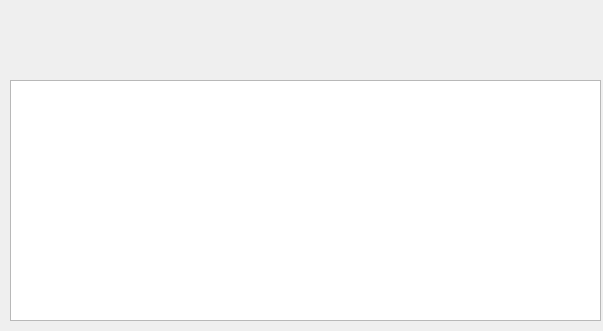
savage-lof/espresso, file main.ui: the form before one commit.
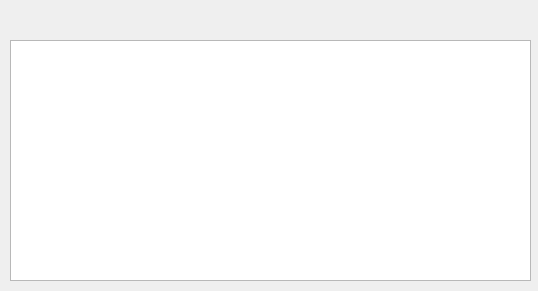
The form after the commit.

Commit message: now definitely the final

Patch:
```diff
--- a/main.ui
+++ b/main.ui
@@ -6,8 +6,8 @@
    <rect>
     <x>0</x>
     <y>0</y>
-    <width>603</width>
-    <height>331</height>
+    <width>538</width>
+    <height>291</height>
    </rect>
   </property>
   <property name="windowTitle">
@@ -17,8 +17,8 @@
    <property name="geometry">
     <rect>
      <x>10</x>
-     <y>80</y>
-     <width>591</width>
+     <y>40</y>
+     <width>521</width>
      <height>241</height>
     </rect>
    </property>
```
The commit also changes 2 other files.
